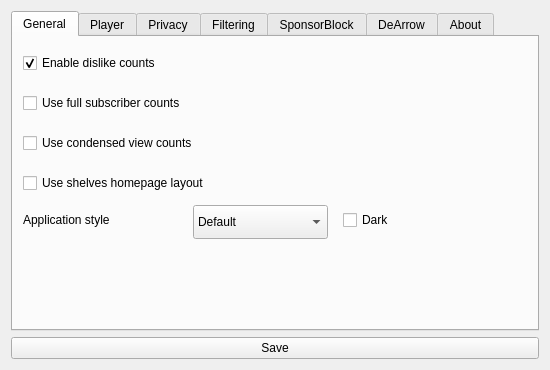
BowDown097/QtTube, file src/ui/forms/settings/settingsform.ui: the form before one commit.
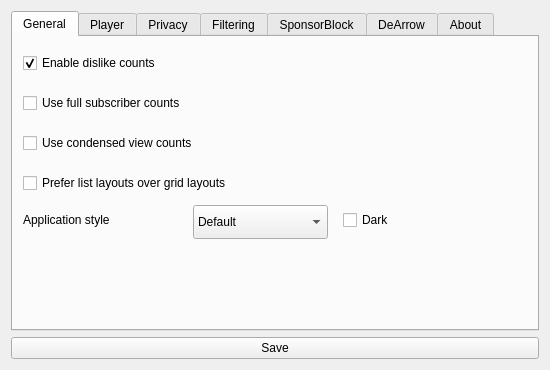
The form after the commit.

Commit message:
Remove home shelves and add prefer lists option
Home shelves will come back if/when I implement a proper shelves layout
as seen on the actual YouTube website, as mentioned in issue #10.

What changed in the file:
```diff
--- a/src/ui/forms/settings/settingsform.ui
+++ b/src/ui/forms/settings/settingsform.ui
@@ -56,7 +56,7 @@
         </rect>
        </property>
        <property name="text">
-        <string>Use shelves homepage layout</string>
+        <string>Prefer list layouts over grid layouts</string>
        </property>
       </widget>
       <widget class="QCheckBox" name="returnDislikes">
```
Left out of the diff: 2 changed lines with no effect on the pictures. The commit also changes 8 other files.
